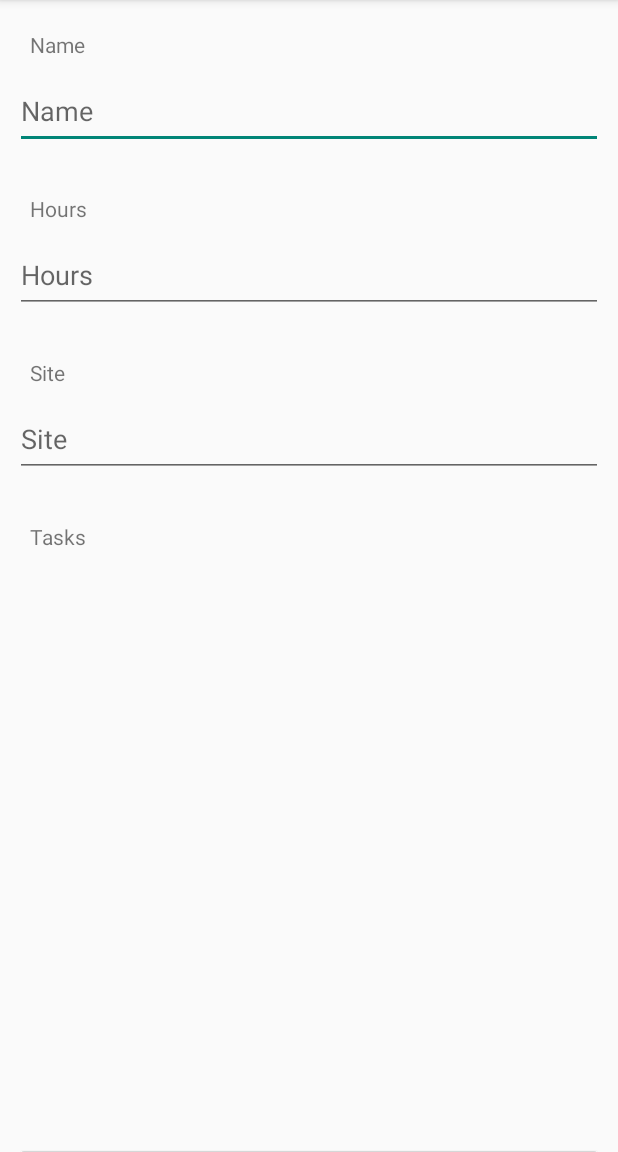
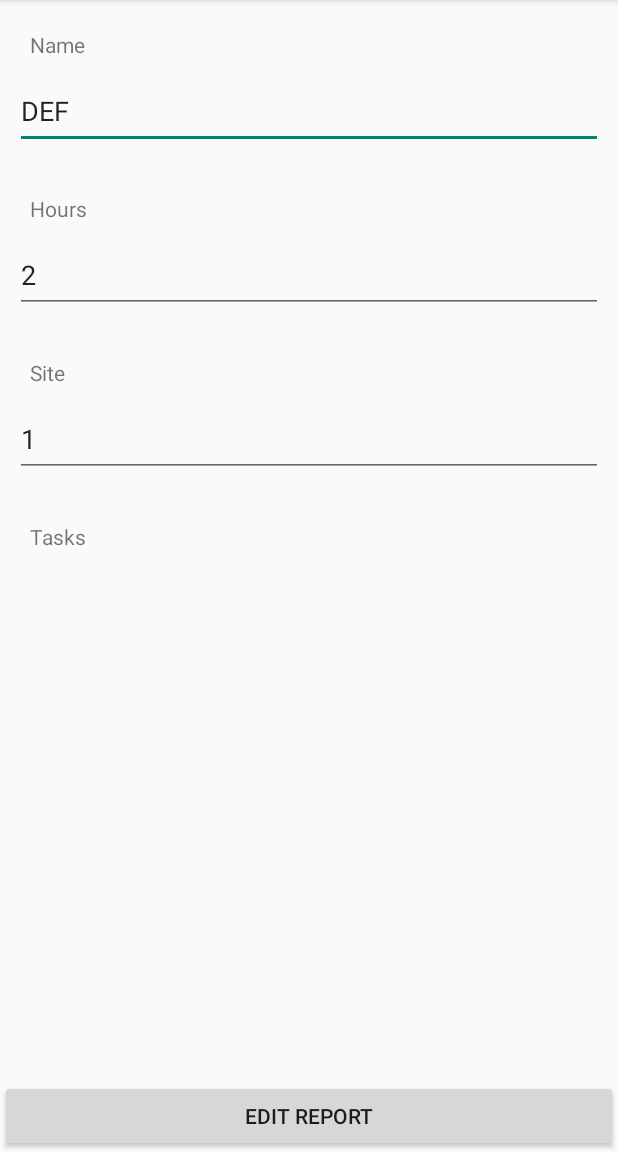
Before and after one commit to HutterSven/ConRep, an Android app: the EditReport screen opened directly, with no data from a screen before it, on a phone screen of 412 x 824 dp, the part 84-1236 px from its top. Run offline under Robolectric (Android 15) with nearby library versions, the phone set to English and light mode, and no system bars; our stand-ins replace Room's generated code.

Commit message:
fixed edit report

```diff
--- a/app/src/main/java/com/example/conrep/ui/report/EditReport.java
+++ b/app/src/main/java/com/example/conrep/ui/report/EditReport.java
@@ -43,7 +43,8 @@ public class EditReport extends BaseActivity {
         viewModel = ViewModelProviders.of(this, factory).get(ReportViewModel.class);
         viewModel.getReport(reportID).observe(this, reportEntity -> {
             if (reportEntity != null) {
-                report = reportEntity; // todo is somehow 0
+                report = reportEntity;
+                updateContent();
             }
         });
 
@@ -55,14 +56,17 @@ public class EditReport extends BaseActivity {
         etReportHours = findViewById(R.id.etReportHoursE);
         etReportSite = findViewById(R.id.etReportSiteE);
 
-        etReportName.setText(report.getWorkerName());
-        etReportHours.setText(report.getHours());
-        etReportSite.setText(report.getSiteReport());
-
         Button fileReportBtn = findViewById(R.id.btnSaveEditReport);
 
         fileReportBtn.setOnClickListener(view -> addReport());
     }
+
+    private void updateContent() {
+        etReportName.setText(report.getWorkerName());
+        etReportHours.setText(String.valueOf(report.getHours()));
+        etReportSite.setText(String.valueOf(report.getSiteReport()));
+    }
+
 
     private void addReport() {
         boolean testBool = false;
@@ -81,13 +85,14 @@ public class EditReport extends BaseActivity {
         if(testBool){
             return;
         }
-        report = new ReportEntity();
         report.setWorkerName(etReportName.getText().toString());
         report.setHours(Integer.parseInt(etReportHours.getText().toString()));
         LocalDateTime now = LocalDateTime.now();
         report.setTaskReport(report.getTaskReport()); // todo set to chosen tasks
         report.setDate(now.toString());
         report.setSiteReport(report.getSiteReport());
+        report.setReportID(report.getReportID());
+
 
 
         viewModel.updateReport(report, new OnAsyncEventListener() {
--- a/app/src/main/java/com/example/conrep/ui/site/ConstructionSiteList.java
+++ b/app/src/main/java/com/example/conrep/ui/site/ConstructionSiteList.java
@@ -70,7 +70,7 @@ public class ConstructionSiteList extends BaseActivity {
             @Override
             public void onItemClick(View v, int position) {
                 Log.d(TAG, "clicked position:" + position);
-                Log.d(TAG, "clicked on: " + ConstructionSites.get(position).toString());
+                Log.d(TAG, "clicked on: " + ConstructionSites.get(position).getSiteID());
 
                 Intent intent = new Intent(ConstructionSiteList.this, ViewConstructionSite.class);
                 intent.putExtra("siteID", ConstructionSites.get(position).getSiteID());
--- a/app/src/main/java/com/example/conrep/ui/task/EditTask.java
+++ b/app/src/main/java/com/example/conrep/ui/task/EditTask.java
@@ -1,6 +1,5 @@
 package com.example.conrep.ui.task;
 
-import androidx.appcompat.app.AppCompatActivity;
 import androidx.lifecycle.ViewModelProviders;
 
 import android.content.Intent;
--- a/app/src/main/res/layout/activity_edit_report.xml
+++ b/app/src/main/res/layout/activity_edit_report.xml
@@ -7,9 +7,11 @@
     tools:context=".ui.report.EditReport">
 
     <LinearLayout
+        android:id="@+id/linearLayout2"
         android:layout_width="match_parent"
         android:layout_height="match_parent"
         android:orientation="vertical"
+        app:layout_constraintHorizontal_weight="1"
         tools:context=".ui.reportEntity.FileReport">
 
         <TextView
@@ -79,7 +81,7 @@
 
         <ScrollView
             android:layout_width="match_parent"
-            android:layout_height="374dp"
+            android:layout_height="match_parent"
             android:layout_marginLeft="20dp"
             android:layout_marginTop="10dp"
             android:layout_marginRight="20dp">
@@ -90,11 +92,14 @@
                 android:orientation="vertical" />
         </ScrollView>
 
-        <Button
-            android:id="@+id/btnSaveEditReport"
-            android:layout_width="match_parent"
-            android:layout_height="50dp"
-            android:layout_margin="10dp"
-            android:text="@string/edit_report" />
     </LinearLayout>
+
+    <Button
+        android:id="@+id/btnSaveEditReport"
+        android:layout_width="match_parent"
+        android:layout_height="wrap_content"
+        android:text="@string/edit_report"
+        app:layout_constraintBottom_toBottomOf="@+id/linearLayout2"
+        tools:layout_editor_absoluteX="10dp" />
+
 </androidx.constraintlayout.widget.ConstraintLayout>
```
Also changed, not shown: app/src/main/AndroidManifest.xml (+7 -5 lines).
